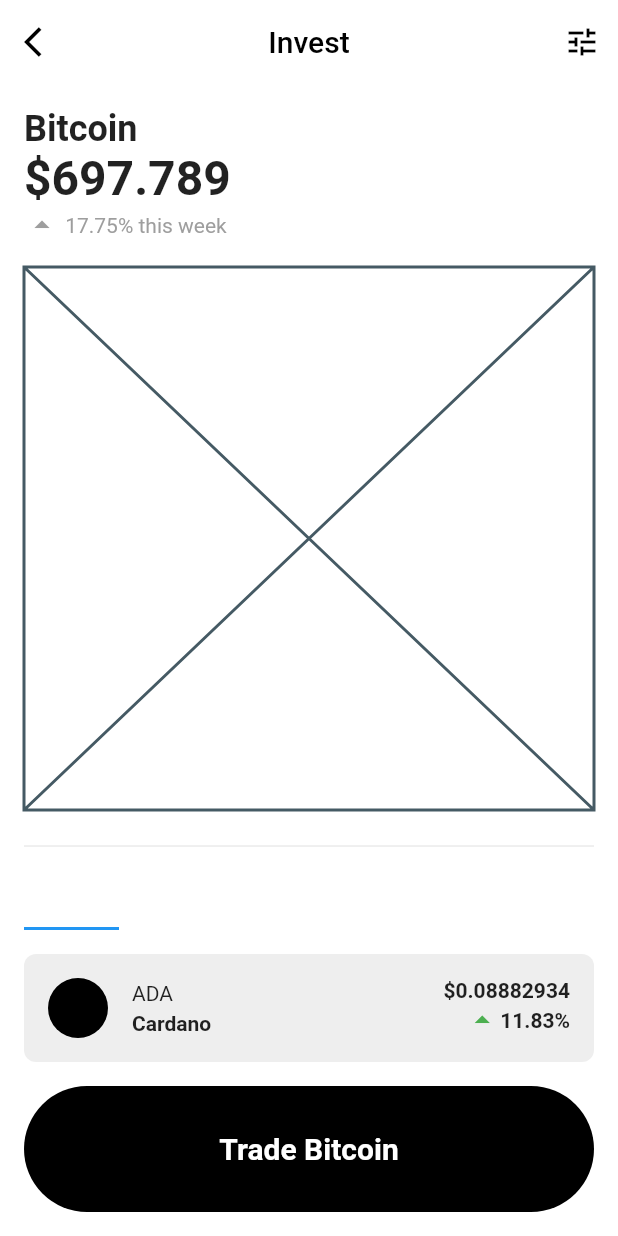
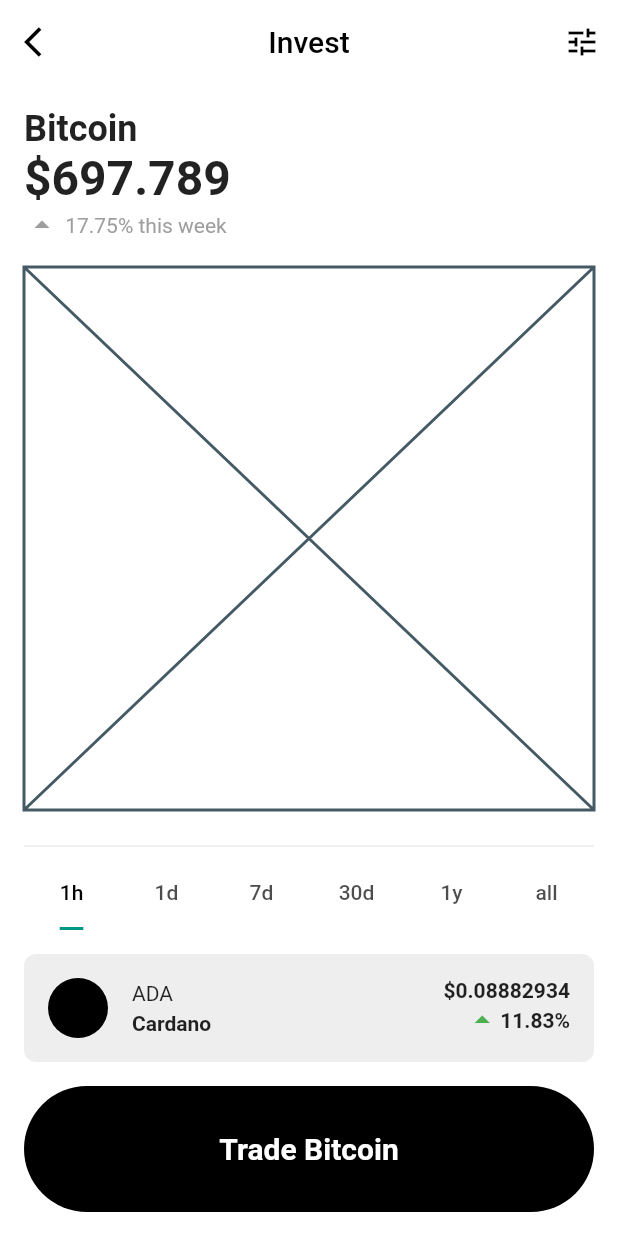
Before and after one commit to JAICHANGPARK/flutter_notebook_19th_story, a Flutter app: the screen it shows after launch, on a phone screen of 412 x 824 dp. Run offline on Flutter 3.47's test engine with Material 2 defaults, Android fonts, the phone set to English and light mode, and no system bars; our stand-ins replace cached_network_image, countup, fl_chart, flutter_riverpod, freezed_annotation, smooth_page_indicator and 1 more.

Commit message:
Update crypto_invest_page.dart

```diff
--- a/lib/ep1121_crypto_analysis_app/src/ui/crypto_invest_page.dart
+++ b/lib/ep1121_crypto_analysis_app/src/ui/crypto_invest_page.dart
@@ -73,6 +73,9 @@ class _CryptoInvestPageState extends State<CryptoInvestPage> with SingleTickerPr
                   )),
                   Divider(),
                   TabBar(
+                    labelColor: Colors.black,
+                      indicatorColor: Colors.teal,
+                      indicatorSize: TabBarIndicatorSize.label,
                       controller: _tabController,
                       tabs: const [
                     Tab(
```
